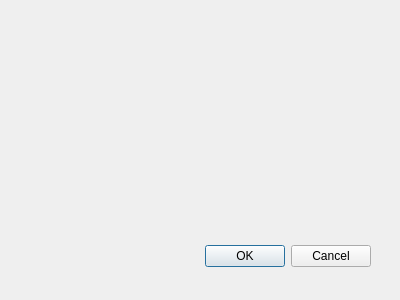
First picture: the form in uis/dialog_open.ui, repository yuriiudodov/taurus-project, before the edit.
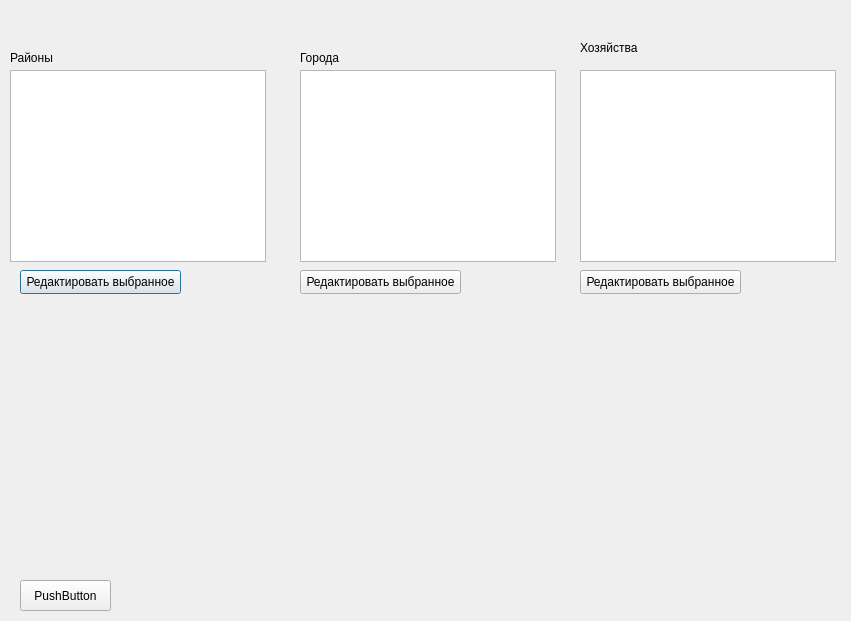
Second picture: the form after the edit.

Diff of the .ui file:
```diff
--- a/uis/dialog_open.ui
+++ b/uis/dialog_open.ui
@@ -3,32 +3,137 @@
  <comment></comment>
  <exportmacro></exportmacro>
  <class>Dialog</class>
- <widget class="QDialog" name="Dialog" >
-  <property name="geometry" >
+ <widget class="QDialog" name="Dialog">
+  <property name="geometry">
    <rect>
     <x>0</x>
     <y>0</y>
-    <width>400</width>
-    <height>300</height>
+    <width>851</width>
+    <height>621</height>
    </rect>
   </property>
   <property name="windowTitle" >
    <string>Dialog</string>
   </property>
-  <widget class="QDialogButtonBox" name="buttonBox" >
-   <property name="geometry" >
+  <widget class="QTableWidget" name="cityTableWidget">
+   <property name="geometry">
     <rect>
-     <x>30</x>
-     <y>240</y>
-     <width>341</width>
-     <height>32</height>
+     <x>300</x>
+     <y>70</y>
+     <width>256</width>
+     <height>192</height>
     </rect>
    </property>
-   <property name="orientation" >
-    <enum>Qt::Horizontal</enum>
+  </widget>
+  <widget class="QTableWidget" name="settlementTableWidget">
+   <property name="geometry">
+    <rect>
+     <x>10</x>
+     <y>70</y>
+     <width>256</width>
+     <height>192</height>
+    </rect>
    </property>
-   <property name="standardButtons" >
-    <set>QDialogButtonBox::Cancel|QDialogButtonBox::Ok</set>
+  </widget>
+  <widget class="QLabel" name="label">
+   <property name="geometry">
+    <rect>
+     <x>10</x>
+     <y>50</y>
+     <width>141</width>
+     <height>16</height>
+    </rect>
+   </property>
+   <property name="text">
+    <string>Районы</string>
+   </property>
+  </widget>
+  <widget class="QLabel" name="label_2">
+   <property name="geometry">
+    <rect>
+     <x>300</x>
+     <y>50</y>
+     <width>141</width>
+     <height>16</height>
+    </rect>
+   </property>
+   <property name="text">
+    <string>Города</string>
+   </property>
+  </widget>
+  <widget class="QPushButton" name="settlementPushButton">
+   <property name="geometry">
+    <rect>
+     <x>20</x>
+     <y>270</y>
+     <width>161</width>
+     <height>24</height>
+    </rect>
+   </property>
+   <property name="text">
+    <string>Редактировать выбранное</string>
+   </property>
+  </widget>
+  <widget class="QPushButton" name="cityPushButton">
+   <property name="geometry">
+    <rect>
+     <x>300</x>
+     <y>270</y>
+     <width>161</width>
+     <height>24</height>
+    </rect>
+   </property>
+   <property name="text">
+    <string>Редактировать выбранное</string>
+   </property>
+  </widget>
+  <widget class="QTableWidget" name="householdTableWidget">
+   <property name="geometry">
+    <rect>
+     <x>580</x>
+     <y>70</y>
+     <width>256</width>
+     <height>192</height>
+    </rect>
+   </property>
+  </widget>
+  <widget class="QPushButton" name="householdPushButton">
+   <property name="geometry">
+    <rect>
+     <x>580</x>
+     <y>270</y>
+     <width>161</width>
+     <height>24</height>
+    </rect>
+   </property>
+   <property name="text">
+    <string>Редактировать выбранное</string>
+   </property>
+  </widget>
+  <widget class="QLabel" name="label_3">
+   <property name="geometry">
+    <rect>
+     <x>580</x>
+     <y>40</y>
+     <width>141</width>
+     <height>16</height>
+    </rect>
+   </property>
+   <property name="text">
+    <string>Хозяйства</string>
+   </property>
+  </widget>
+  <widget class="QPushButton" name="pushButton">
+   <property name="geometry">
+    <rect>
+     <x>20</x>
+     <y>580</y>
+     <width>91</width>
+     <height>31</height>
+    </rect>
+   </property>
+   <property name="text">
+    <string>PushButton</string>
    </property>
   </widget>
  </widget>
```
Left out of the diff: 45 changed lines with no effect on the pictures.
